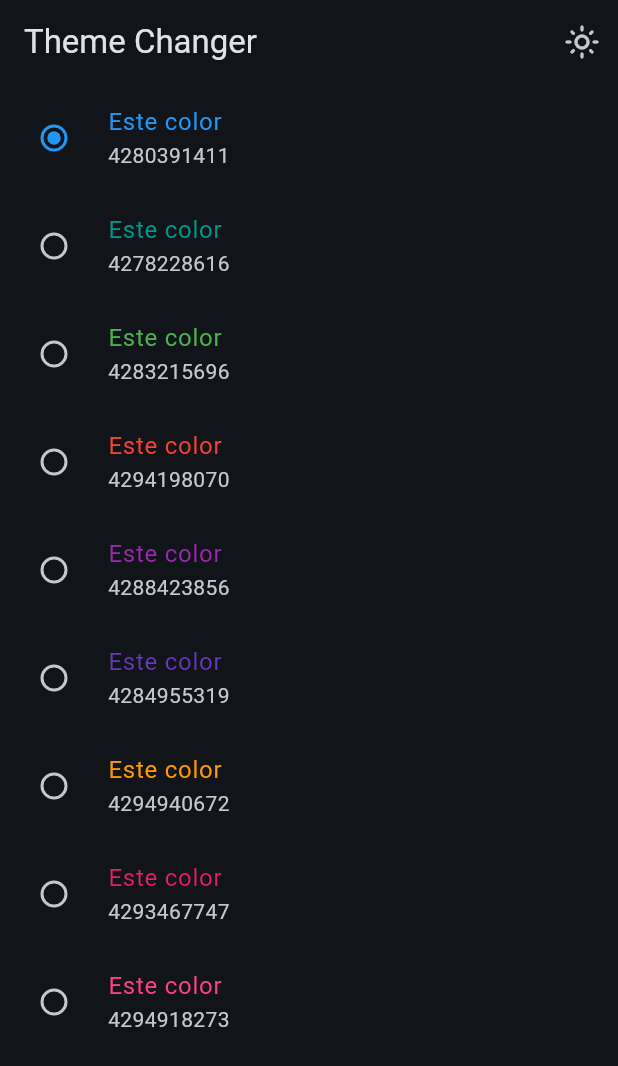
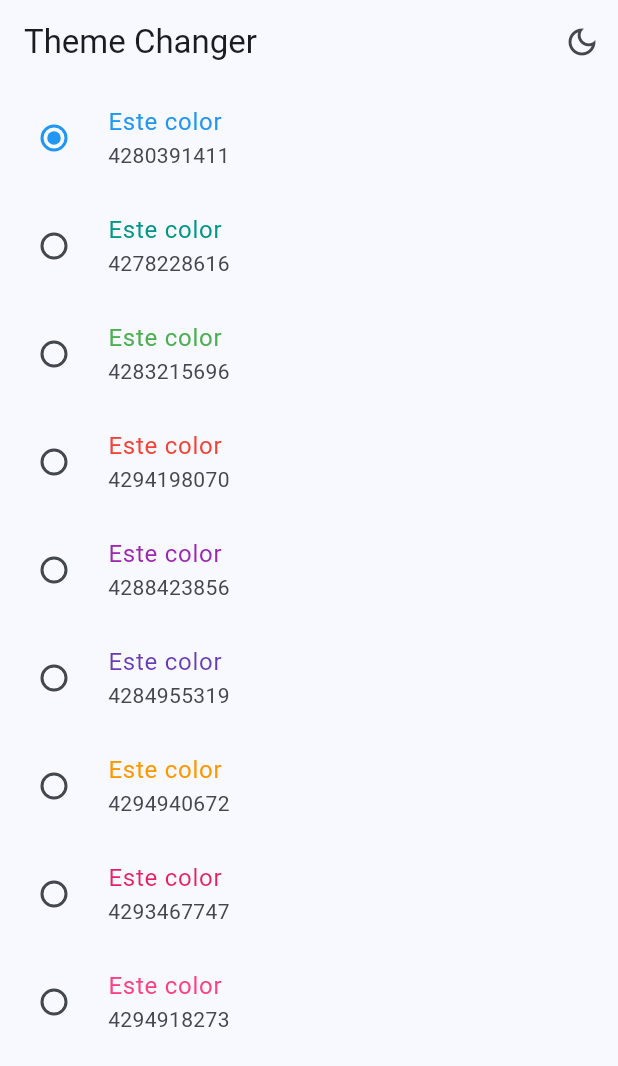
Before and after one commit to gramska/widgets_app, a Flutter app: the ThemeChangerScreen screen opened by its route, on a phone screen of 412 x 824 dp. Shown: the top 1066 px of the screen. Run offline on Flutter 3.47's test engine with Material 3 defaults, Android fonts, the phone set to English and light mode, and no system bars; our stand-ins replace animate_do, flutter_riverpod, go_router.

Commit message:
reverpod con objetos

```diff
--- a/lib/config/theme/app_theme.dart
+++ b/lib/config/theme/app_theme.dart
@@ -27,12 +27,16 @@ class AppTheme {
     useMaterial3: true,
     brightness: isDarkMode? Brightness.dark:Brightness.light,
     colorSchemeSeed: colorList[selectedColor],
-    // colorScheme: ColorScheme.fromSeed(
-    //     seedColor: colorList[selectedColor],
-    //     brightness: isDarkMode? Brightness.dark:Brightness.light,
-    //   ),
     appBarTheme: const AppBarTheme(
       centerTitle: false, // en Android viene no viene centrado por default
     ),
   );
+
+  AppTheme copyWith({
+    int? selectedColor,
+    bool? isDarkMode,
+  }) => AppTheme(
+    selectedColor: selectedColor ?? this.selectedColor,
+    isDarkMode: isDarkMode ?? this.isDarkMode
+  );
 }
--- a/lib/presentation/screens/counter/counter_screen.dart
+++ b/lib/presentation/screens/counter/counter_screen.dart
@@ -1,7 +1,7 @@
 import 'package:flutter/material.dart';
 import 'package:flutter_riverpod/flutter_riverpod.dart';
 import 'package:widgets_app/presentation/providers/counter_provider.dart';
-import 'package:widgets_app/presentation/providers/darkmode_provider.dart';
+import 'package:widgets_app/presentation/providers/theme_provider.dart';
 
 class CounterScreen extends ConsumerWidget {
 
--- a/lib/presentation/screens/theme/theme_changer_screen.dart
+++ b/lib/presentation/screens/theme/theme_changer_screen.dart
@@ -1,6 +1,6 @@
 import 'package:flutter/material.dart';
 import 'package:flutter_riverpod/flutter_riverpod.dart';
-import 'package:widgets_app/presentation/providers/darkmode_provider.dart';
+import 'package:widgets_app/presentation/providers/theme_provider.dart';
 
 class ThemeChangerScreen extends ConsumerWidget {
 
@@ -13,7 +13,8 @@ class ThemeChangerScreen extends ConsumerWidget {
   @override
   Widget build(BuildContext context, WidgetRef ref) {
 
-     final bool isDarkMode = ref.watch(darkModeProvider);
+    //  final bool isDarkMode = ref.watch(darkModeProvider);
+    final bool isDarkMode = ref.watch(themeNotifierProvider).isDarkMode;
 
     return Scaffold(
       appBar: AppBar(
@@ -22,7 +23,8 @@ class ThemeChangerScreen extends ConsumerWidget {
           IconButton(
             onPressed: (){
               // ref.read(darkModeProvide.notifier).state = !isDarkMode;
-                ref.read(darkModeProvider.notifier).update((isDarkMode) => !isDarkMode);
+              // ref.read(darkModeProvider.notifier).update((isDarkMode) => !isDarkMode);
+              ref.read(themeNotifierProvider.notifier).toggleDarkMode();
             },
             icon: Icon(isDarkMode?
                         Icons.light_mode_outlined:
@@ -43,7 +45,8 @@ class _ThemeChangerView extends ConsumerWidget {
   Widget build(BuildContext context, WidgetRef ref) {
 
     final List<Color> colors = ref.watch(colorListProvider);
-    final int selectedColor = ref.watch(selectedColorProvider);
+    // final int selectedColor = ref.watch(selectedColorProvider);
+    final int selectedColor = ref.watch(themeNotifierProvider).selectedColor;
 
 
     return ListView.builder(
@@ -53,9 +56,11 @@ class _ThemeChangerView extends ConsumerWidget {
 
         return RadioGroup(
           onChanged: (value){
-            //* UPDATE si necesitamos conoder el valor anterios
+            //* UPDATE si necesitamos conocer el valor anterios
             // ref.read(selectedColorProvider.notifier).update((selectColor) => value!);
-            ref.read(selectedColorProvider.notifier).state = value!;
+            // ref.read(selectedColorProvider.notifier).state = value;
+            ref.read(themeNotifierProvider.notifier).changeColorIndex(index);
+
           },
           groupValue: selectedColor,
           child: Column(
```
Also changed, not shown: lib/main.dart (+6 -4 lines), lib/presentation/providers/darkmode_provider.dart (deleted, +0 -11 lines), lib/presentation/providers/theme_provider.dart (added, +32 -0 lines).
